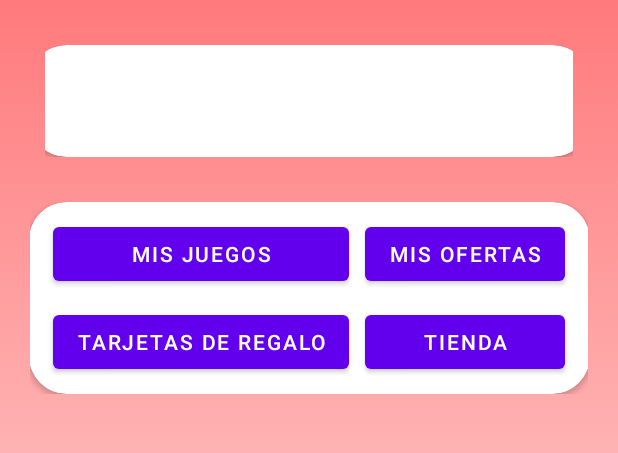
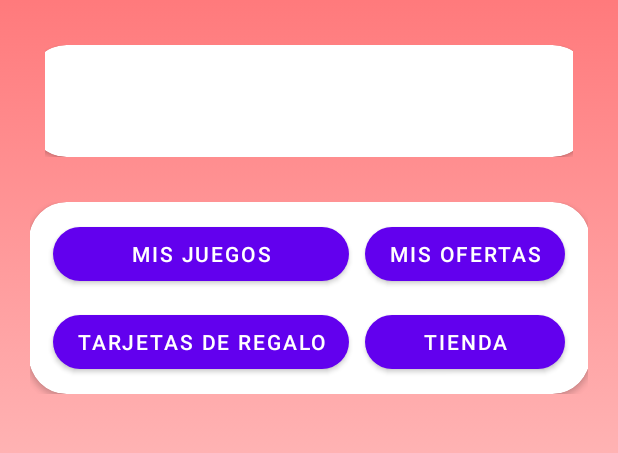
Before and after one commit to ElWazy/GameCode, an Android app: the HomeActivity screen opened directly, with no data from a screen before it, on a phone screen of 412 x 824 dp, the part 577-1030 px from its top. Run offline under Robolectric (Android 15) with nearby library versions, the phone set to English and light mode, and no system bars.

Commit message:
(Design | Fix) Button Corner Radius

```diff
--- a/app/src/main/res/layout/activity_home.xml
+++ b/app/src/main/res/layout/activity_home.xml
@@ -145,14 +145,16 @@
                             android:layout_width="match_parent"
                             android:layout_height="wrap_content"
                             android:layout_margin="5dp"
-                            android:text="@string/mis_juegos" />
+                            android:text="@string/mis_juegos"
+                            app:cornerRadius="25dp" />
 
                         <Button
                             android:id="@+id/button2"
                             android:layout_width="match_parent"
                             android:layout_height="wrap_content"
                             android:layout_margin="5dp"
-                            android:text="@string/mis_ofertas" />
+                            android:text="@string/mis_ofertas"
+                            app:cornerRadius="25dp" />
 
                     </TableRow>
 
@@ -166,14 +168,16 @@
                             android:layout_width="match_parent"
                             android:layout_height="wrap_content"
                             android:layout_margin="5dp"
-                            android:text="@string/tarjetas_de_regalo" />
+                            android:text="@string/tarjetas_de_regalo"
+                            app:cornerRadius="25dp" />
 
                         <Button
                             android:id="@+id/button6"
                             android:layout_width="match_parent"
                             android:layout_height="wrap_content"
                             android:layout_margin="5dp"
-                            android:text="@string/tienda" />
+                            android:text="@string/tienda"
+                            app:cornerRadius="25dp" />
                     </TableRow>
 
                 </TableLayout>
--- a/app/src/main/res/layout/activity_main.xml
+++ b/app/src/main/res/layout/activity_main.xml
@@ -75,14 +75,16 @@
                         android:layout_width="match_parent"
                         android:layout_height="wrap_content"
                         android:layout_margin="5dp"
-                        android:text="@string/iniciar_sesion" />
+                        android:text="@string/iniciar_sesion"
+                        app:cornerRadius="25dp" />
 
                     <Button
                         android:id="@+id/button4"
                         android:layout_width="match_parent"
                         android:layout_height="wrap_content"
                         android:layout_margin="5dp"
-                        android:text="@string/salir_de_game_code" />
+                        android:text="@string/salir_de_game_code"
+                        app:cornerRadius="25dp" />
 
                     <LinearLayout
                         android:layout_width="match_parent"
```
